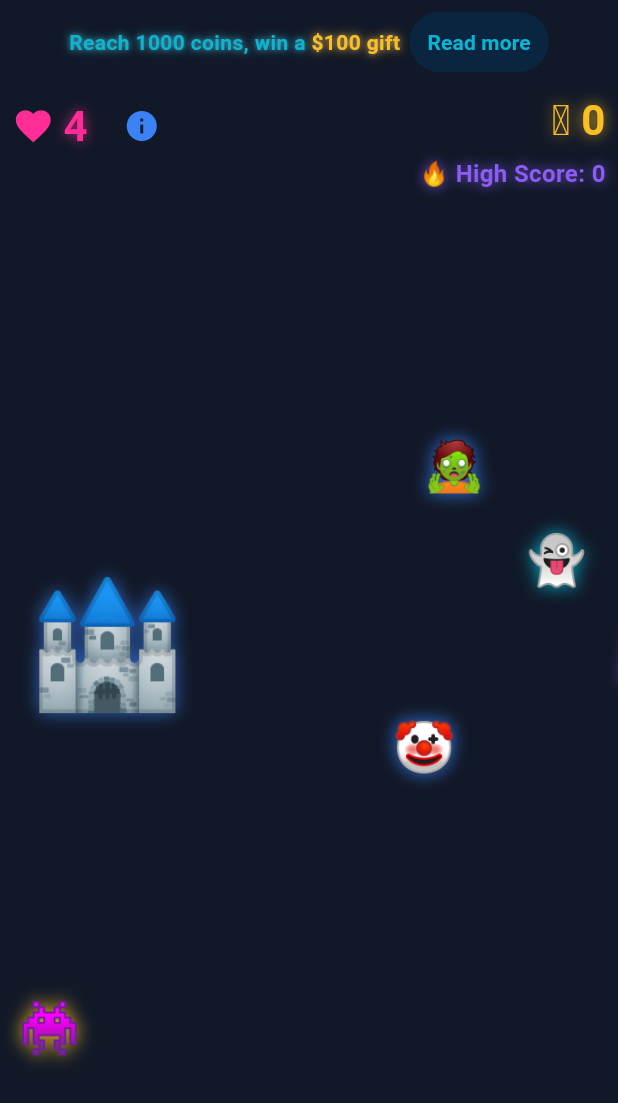
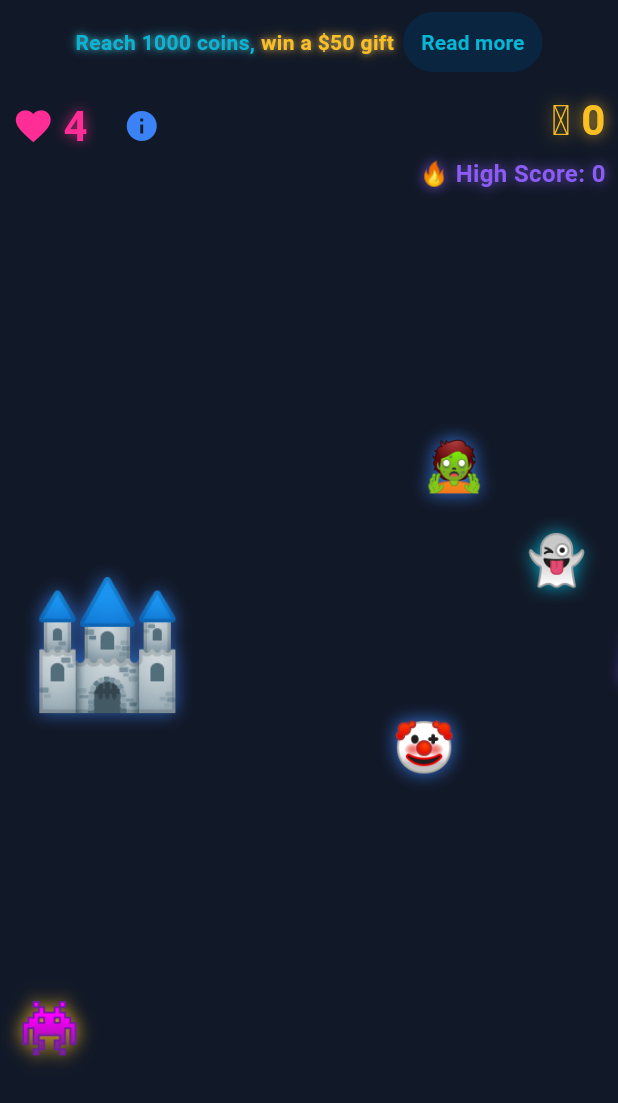
Before and after one commit to deesignerr/emoji_tower_defense, a Flutter app: the screen it shows after launch, on a phone screen of 412 x 824 dp. Shown: the top 1103 px of the screen. Run offline on Flutter 3.47's test engine with Material 3 defaults, Android fonts, the phone set to English and light mode, and no system bars.

Commit message:
Update main.dart

```diff
--- a/lib/main.dart
+++ b/lib/main.dart
@@ -51,7 +51,7 @@ class _TowerDefenseGameState extends State<TowerDefenseGame> {
   double baseSpeed = 0.002;
   bool isGameOver = false;
 
-  final int maxEnemiesOnScreen = 10;
+  final int maxEnemiesOnScreen = 15;
   final int totalLanes = 10;
 
   Set<int> usedLanes = {};
@@ -249,13 +249,13 @@ class _TowerDefenseGameState extends State<TowerDefenseGame> {
 List<String> decideSlotOutcome() {
   double roll = random.nextDouble();
 
-  if (roll < 0.01) {
+  if (roll < 0.005) {
     // 1% → jackpot 💰💰💰
     return ["💰", "💰", "💰"];
-  } else if (roll < 0.51) {
+  } else if (roll < 0.505) {
     // 49% → regular win 🪙🪙🪙, random 5-200, >100 rare
     return ["🪙", "🪙", "🪙"];
-  } else if (roll < 0.71) {
+  } else if (roll < 0.705) {
     // 20% → exactly 2 coins
     List<String> result = ["🪙", "🪙", "❌"];
     result.shuffle();
@@ -362,7 +362,7 @@ Positioned(
             TextSpan(
               children: [
                 TextSpan(
-                  text: "Reach 1000 coins, win a ",
+                  text: "Reach 1000 coins, ",
                   style: TextStyle(
                     fontWeight: FontWeight.bold,
                     color: brightCyan, // original color
@@ -373,7 +373,7 @@ Positioned(
                   ),
                 ),
                 TextSpan(
-                  text: "\$100 gift",
+                  text: "win a \$50 gift",
                   style: TextStyle(
                     fontWeight: FontWeight.bold,
                     color: sunnyYellow, // only this part in sunnyYellow
```
